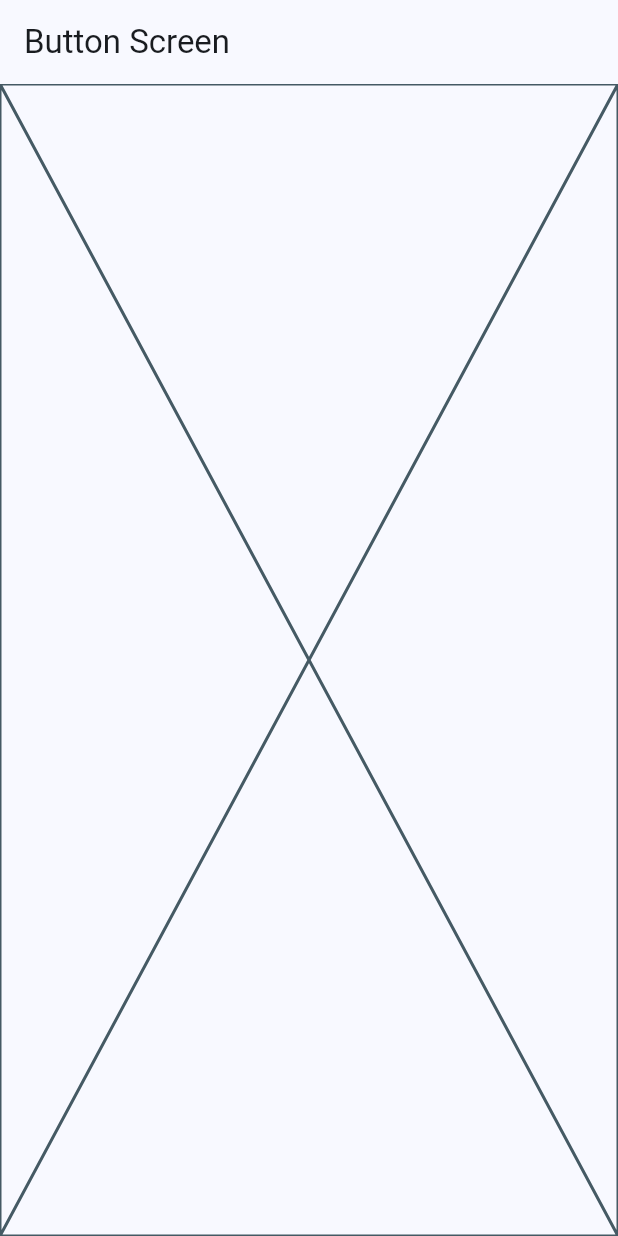
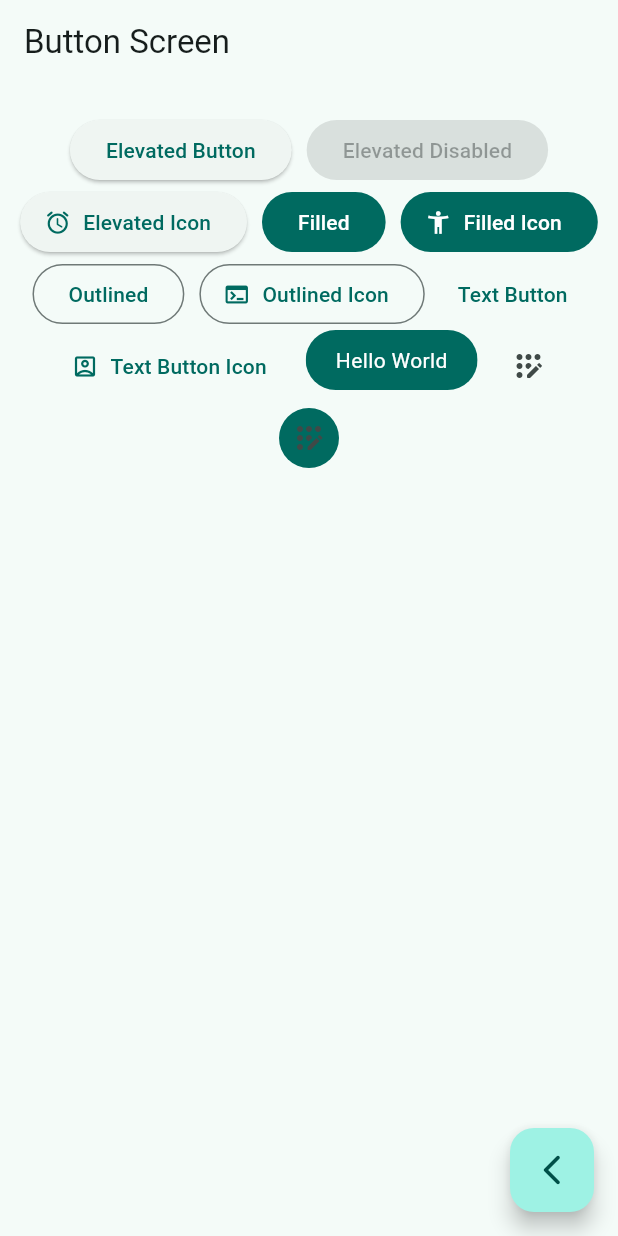
Before and after one commit to brunocoronado49/widgets_app, a Flutter app: the ButtonScreen screen opened by its route, on a phone screen of 412 x 824 dp. Run offline on Flutter 3.47's test engine with Material 3 defaults, Android fonts, the phone set to English and light mode, and no system bars; our stand-ins replace go_router.

Commit message:
button screen terminada

```diff
--- a/lib/main.dart
+++ b/lib/main.dart
@@ -14,7 +14,7 @@ class MainApp extends StatelessWidget {
     return MaterialApp.router(
       routerConfig: appRouter,
       debugShowCheckedModeBanner: false,
-      theme: AppTheme(selectedColor: 0).getTheme(),
+      theme: AppTheme(selectedColor: 1).getTheme(),
     );
   }
 }
--- a/lib/presentation/screens/button_screen.dart
+++ b/lib/presentation/screens/button_screen.dart
@@ -1,4 +1,5 @@
 import 'package:flutter/material.dart';
+import 'package:go_router/go_router.dart';
 
 class ButtonScreen extends StatelessWidget {
   static const String name = 'button_scren';
@@ -11,7 +12,116 @@ class ButtonScreen extends StatelessWidget {
       appBar: AppBar(
         title: const Text('Button Screen'),
       ),
-      body: const Placeholder(),
+      body: const _ButtonsView(),
+      floatingActionButton: FloatingActionButton(
+        child: const Icon(Icons.arrow_back_ios_new_rounded),
+        onPressed: () {
+          context.pop();
+        }
+      ),
     );
   }
 }
+
+class _ButtonsView extends StatelessWidget {
+  const _ButtonsView();
+
+  @override
+  Widget build(BuildContext context) {
+    final colors = Theme.of(context).colorScheme;
+
+    return SizedBox(
+      width: double.infinity,
+      child: Padding(
+        padding: const EdgeInsets.symmetric(horizontal: 10, vertical: 20),
+        child: Wrap(
+          spacing: 10,
+          alignment: WrapAlignment.center,
+          children: [
+            ElevatedButton(
+              onPressed: () {},
+              child: const Text('Elevated Button')
+            ),
+            const ElevatedButton(
+              onPressed: null,
+              child: Text('Elevated Disabled')
+            ),
+            ElevatedButton.icon(
+              onPressed: () {},
+              icon: const Icon(Icons.access_alarm_rounded),
+              label: const Text('Elevated Icon'),
+            ),
+            FilledButton(
+              onPressed: () {},
+              child: const Text('Filled')
+            ),
+            FilledButton.icon(
+              onPressed: () {},
+              icon: const Icon(Icons.accessibility_new),
+              label: const Text('Filled Icon'),
+            ),
+            OutlinedButton(
+              onPressed: () {},
+              child: const Text('Outlined')
+            ),
+            OutlinedButton.icon(
+              onPressed: () {},
+              icon: const Icon(Icons.terminal),
+              label: const Text('Outlined Icon'),
+            ),
+            TextButton(
+              onPressed: () {},
+              child: const Text('Text Button')
+            ),
+            TextButton.icon(
+              onPressed: () {},
+              icon: const Icon(Icons.account_box_outlined),
+              label: const Text('Text Button Icon'),
+            ),
+
+            const CustomButton(),
+
+            IconButton(
+              onPressed: () {},
+              icon: const Icon(Icons.app_registration_rounded)
+            ),
+            IconButton(
+              onPressed: () {},
+              icon: const Icon(Icons.app_registration_rounded),
+              style: ButtonStyle(
+                backgroundColor: WidgetStatePropertyAll(colors.primary)
+              ),
+            ),
+          ],
+        ),
+      ),
+    );
+  }
+}
+
+class CustomButton extends StatelessWidget {
+  const CustomButton({super.key});
+
+  @override
+  Widget build(BuildContext context) {
+    final colors = Theme.of(context).colorScheme;
+    return ClipRRect(
+      borderRadius: BorderRadius.circular(20),
+      child: Material(
+        color: colors.primary,
+        child: InkWell(
+          onTap: () {},
+          child: const Padding(
+            padding: EdgeInsets.symmetric(horizontal: 20, vertical: 10),
+            child: Text(
+              'Hello World',
+              style: TextStyle(
+                color: Colors.white
+              ),
+            ),
+          ),
+        ),
+      ),
+    );
+  }
+}
```
